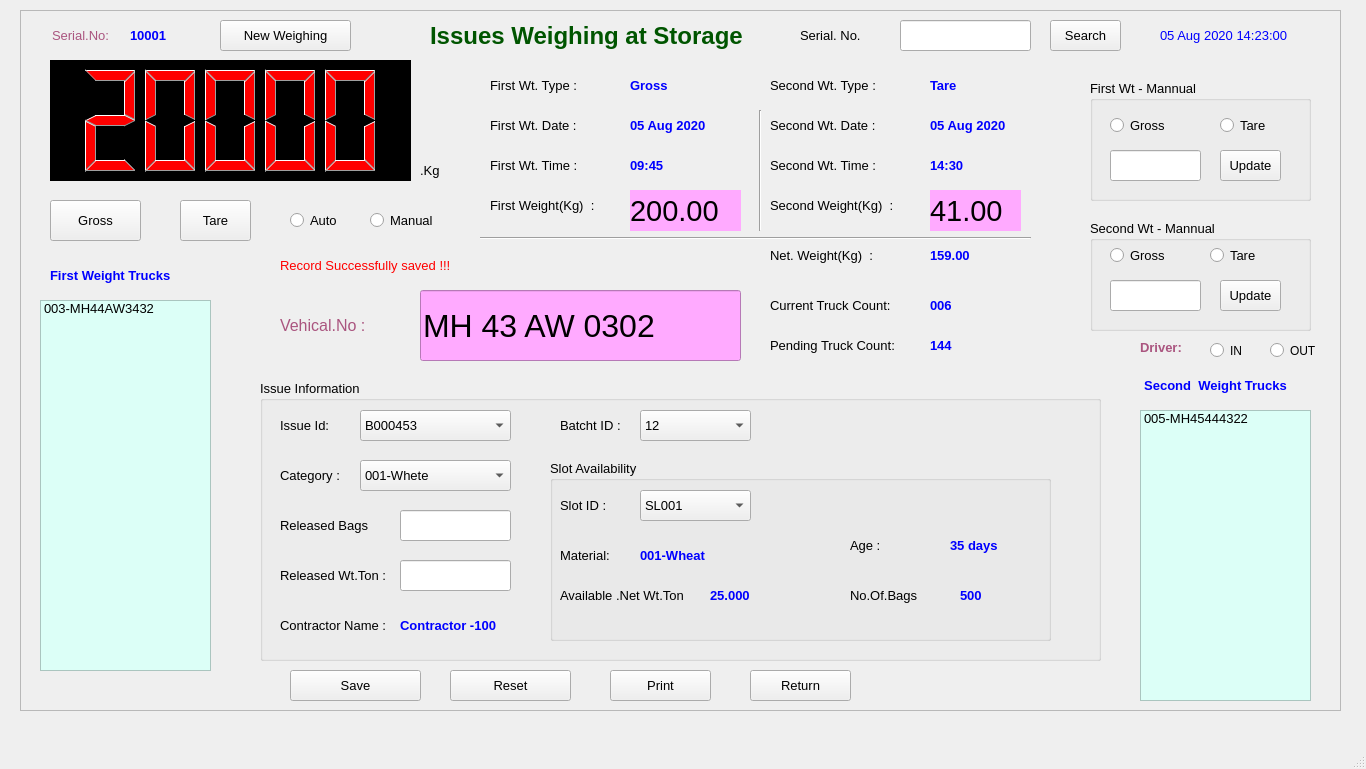
Old version of the form FCI/ui/fci_03i_weighing_storage_issues.ui in the repository sanjaymanegit/testRepo.
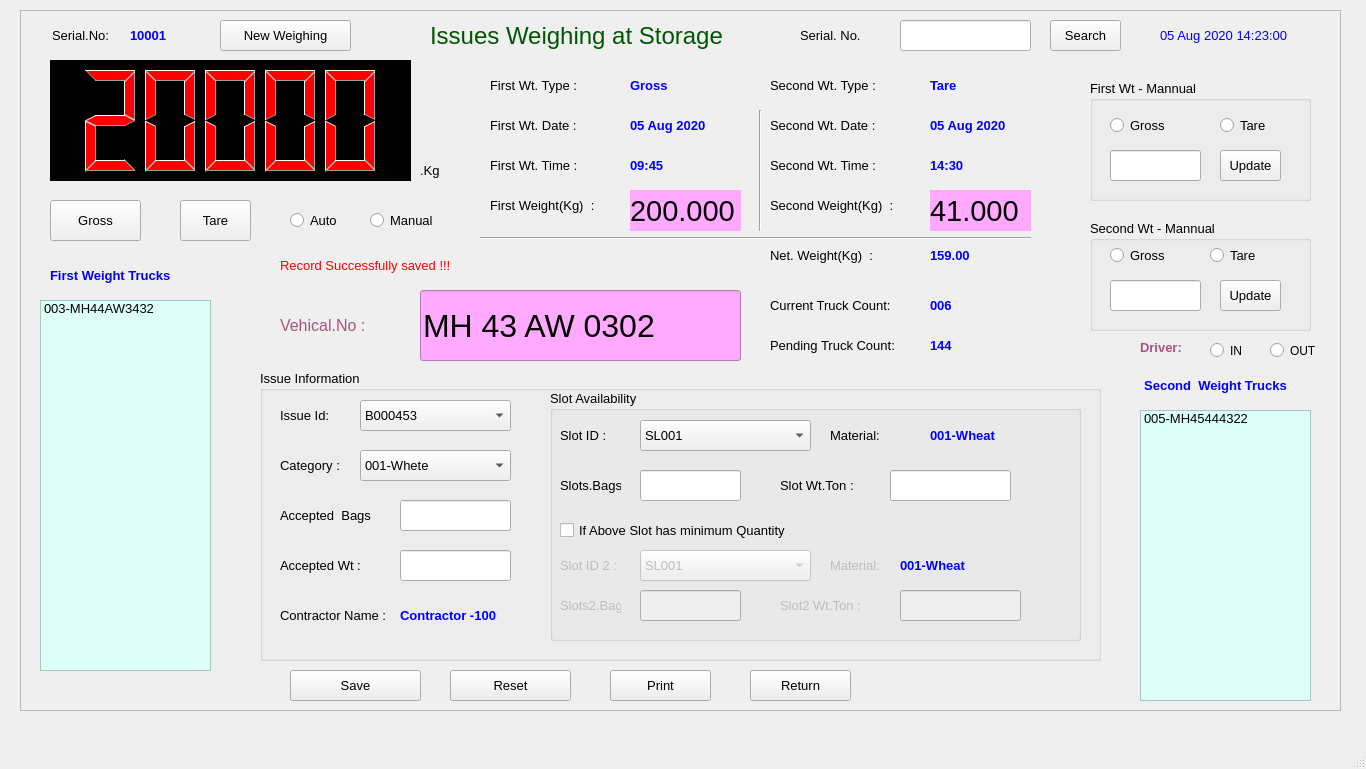
New version of the form.

```diff
--- a/FCI/ui/fci_03i_weighing_storage_issues.ui
+++ b/FCI/ui/fci_03i_weighing_storage_issues.ui
@@ -146,7 +146,7 @@
       </font>
      </property>
      <property name="styleSheet">
-      <string notr="true">color: rgb(170, 85, 127);</string>
+      <string notr="true"/>
      </property>
      <property name="text">
       <string>Serial.No:</string>
@@ -756,7 +756,7 @@
       <string notr="true">background-color: rgb(255, 170, 255);</string>
      </property>
      <property name="text">
-      <string>200.00</string>
+      <string>200.000</string>
      </property>
      <property name="alignment">
       <set>Qt::AlignLeading|Qt::AlignLeft|Qt::AlignVCenter</set>
@@ -963,7 +963,7 @@
       <rect>
        <x>910</x>
        <y>180</y>
-       <width>91</width>
+       <width>101</width>
        <height>41</height>
       </rect>
      </property>
@@ -980,7 +980,7 @@
       <string notr="true">background-color: rgb(255, 170, 255);</string>
      </property>
      <property name="text">
-      <string>41.00</string>
+      <string>41.000</string>
      </property>
      <property name="alignment">
       <set>Qt::AlignLeading|Qt::AlignLeft|Qt::AlignVCenter</set>
@@ -1313,9 +1313,9 @@
      <property name="geometry">
       <rect>
        <x>240</x>
-       <y>370</y>
+       <y>360</y>
        <width>841</width>
-       <height>281</height>
+       <height>291</height>
       </rect>
      </property>
      <property name="font">
@@ -1505,7 +1505,7 @@
        <string notr="true"/>
       </property>
       <property name="text">
-       <string>Released Bags :</string>
+       <string>Accepted  Bags :</string>
       </property>
       <property name="alignment">
        <set>Qt::AlignLeading|Qt::AlignLeft|Qt::AlignVCenter</set>
@@ -1527,77 +1527,6 @@
        </font>
       </property>
      </widget>
-     <widget class="QLabel" name="label_56">
-      <property name="geometry">
-       <rect>
-        <x>300</x>
-        <y>30</y>
-        <width>61</width>
-        <height>31</height>
-       </rect>
-      </property>
-      <property name="font">
-       <font>
-        <family>MS Shell Dlg 2</family>
-        <pointsize>10</pointsize>
-        <weight>50</weight>
-        <bold>false</bold>
-        <underline>false</underline>
-       </font>
-      </property>
-      <property name="styleSheet">
-       <string notr="true"/>
-      </property>
-      <property name="text">
-       <string>Batcht ID :</string>
-      </property>
-      <property name="alignment">
-       <set>Qt::AlignLeading|Qt::AlignLeft|Qt::AlignVCenter</set>
-      </property>
-     </widget>
-     <widget class="QComboBox" name="comboBox_3">
-      <property name="geometry">
-       <rect>
-        <x>380</x>
-        <y>30</y>
-        <width>111</width>
-        <height>31</height>
-       </rect>
-      </property>
-      <item>
-       <property name="text">
-        <string>12</string>
-       </property>
-      </item>
-     </widget>
-     <widget class="QLabel" name="label_60">
-      <property name="geometry">
-       <rect>
-        <x>20</x>
-        <y>180</y>
-        <width>121</width>
-        <height>31</height>
-       </rect>
-      </property>
-      <property name="font">
-       <font>
-        <family>MS Shell Dlg 2</family>
-        <pointsize>10</pointsize>
-        <weight>50</weight>
-        <bold>false</bold>
-        <underline>false</underline>
-       </font>
-      </property>
-      <property name="styleSheet">
-       <string notr="true"/>
-      </property>
-      <property name="text">
-       <string>Released Wt.Ton :</string>
-      </property>
-      <property name="alignment">
-       <set>Qt::AlignLeading|Qt::AlignLeft|Qt::AlignVCenter</set>
-      </property>
-     </widget>
      <widget class="QLineEdit" name="lineEdit_5">
       <property name="geometry">
        <rect>
@@ -1618,9 +1547,9 @@
       <property name="geometry">
        <rect>
         <x>290</x>
-        <y>80</y>
-        <width>501</width>
-        <height>181</height>
+        <y>20</y>
+        <width>531</width>
+        <height>251</height>
        </rect>
       </property>
       <property name="title">
@@ -1659,7 +1588,7 @@
         <rect>
          <x>90</x>
          <y>30</y>
-         <width>111</width>
+         <width>171</width>
          <height>31</height>
         </rect>
        </property>
@@ -1677,8 +1606,8 @@
       <widget class="QLabel" name="label_57">
        <property name="geometry">
         <rect>
-         <x>10</x>
-         <y>80</y>
+         <x>280</x>
+         <y>30</y>
          <width>61</width>
          <height>31</height>
         </rect>
@@ -1705,8 +1634,8 @@
       <widget class="QLabel" name="label_46">
        <property name="geometry">
         <rect>
-         <x>90</x>
-         <y>80</y>
+         <x>380</x>
+         <y>30</y>
          <width>121</width>
          <height>31</height>
         </rect>
@@ -1730,39 +1659,153 @@
         <set>Qt::AlignLeading|Qt::AlignLeft|Qt::AlignVCenter</set>
        </property>
       </widget>
+      <widget class="QLabel" name="label_64">
+       <property name="geometry">
+        <rect>
+         <x>10</x>
+         <y>80</y>
+         <width>61</width>
+         <height>31</height>
+        </rect>
+       </property>
+       <property name="font">
+        <font>
+         <family>MS Shell Dlg 2</family>
+         <pointsize>10</pointsize>
+         <weight>50</weight>
+         <bold>false</bold>
+         <underline>false</underline>
+        </font>
+       </property>
+       <property name="styleSheet">
+        <string notr="true"/>
+       </property>
+       <property name="text">
+        <string>Slots.Bags.</string>
+       </property>
+       <property name="alignment">
+        <set>Qt::AlignLeading|Qt::AlignLeft|Qt::AlignVCenter</set>
+       </property>
+      </widget>
+      <widget class="QLabel" name="label_60">
+       <property name="geometry">
+        <rect>
+         <x>230</x>
+         <y>80</y>
+         <width>91</width>
+         <height>31</height>
+        </rect>
+       </property>
+       <property name="font">
+        <font>
+         <family>MS Shell Dlg 2</family>
+         <pointsize>10</pointsize>
+         <weight>50</weight>
+         <bold>false</bold>
+         <underline>false</underline>
+        </font>
+       </property>
+       <property name="styleSheet">
+        <string notr="true"/>
+       </property>
+       <property name="text">
+        <string>Slot Wt.Ton :</string>
+       </property>
+       <property name="alignment">
+        <set>Qt::AlignLeading|Qt::AlignLeft|Qt::AlignVCenter</set>
+       </property>
+      </widget>
+      <widget class="QLineEdit" name="lineEdit_10">
+       <property name="geometry">
+        <rect>
+         <x>340</x>
+         <y>80</y>
+         <width>121</width>
+         <height>31</height>
+        </rect>
+       </property>
+       <property name="font">
+        <font>
+         <family>MS Shell Dlg 2</family>
+         <pointsize>10</pointsize>
+        </font>
+       </property>
+      </widget>
+      <widget class="QCheckBox" name="checkBox">
+       <property name="geometry">
+        <rect>
+         <x>10</x>
+         <y>130</y>
+         <width>251</width>
+         <height>21</height>
+        </rect>
+       </property>
+       <property name="text">
+        <string>If Above Slot has minimum Quantity</string>
+       </property>
+      </widget>
+      <widget class="QLabel" name="label_56">
+       <property name="enabled">
+        <bool>false</bool>
+       </property>
+       <property name="geometry">
+        <rect>
+         <x>10</x>
+         <y>160</y>
+         <width>61</width>
+         <height>31</height>
+        </rect>
+       </property>
+       <property name="font">
+        <font>
+         <family>MS Shell Dlg 2</family>
+         <pointsize>10</pointsize>
+         <weight>50</weight>
+         <bold>false</bold>
+         <underline>false</underline>
+        </font>
+       </property>
+       <property name="styleSheet">
+        <string notr="true"/>
+       </property>
+       <property name="text">
+        <string>Slot ID 2 :</string>
+       </property>
+       <property name="alignment">
+        <set>Qt::AlignLeading|Qt::AlignLeft|Qt::AlignVCenter</set>
+       </property>
+      </widget>
+      <widget class="QComboBox" name="comboBox_5">
+       <property name="enabled">
+        <bool>false</bool>
+       </property>
+       <property name="geometry">
+        <rect>
+         <x>90</x>
+         <y>160</y>
+         <width>171</width>
+         <height>31</height>
+        </rect>
+       </property>
+       <item>
+        <property name="text">
+         <string>SL001</string>
+        </property>
+       </item>
+       <item>
+        <property name="text">
+         <string>SL002</string>
+        </property>
+       </item>
+      </widget>
       <widget class="QLabel" name="label_61">
-       <property name="geometry">
-        <rect>
-         <x>300</x>
-         <y>120</y>
-         <width>71</width>
-         <height>31</height>
-        </rect>
+       <property name="enabled">
+        <bool>false</bool>
        </property>
-       <property name="font">
-        <font>
-         <family>MS Shell Dlg 2</family>
-         <pointsize>10</pointsize>
-         <weight>50</weight>
-         <bold>false</bold>
-         <underline>false</underline>
-        </font>
-       </property>
-       <property name="styleSheet">
-        <string notr="true"/>
-       </property>
-       <property name="text">
-        <string>No.Of.Bags</string>
-       </property>
-       <property name="alignment">
-        <set>Qt::AlignLeading|Qt::AlignLeft|Qt::AlignVCenter</set>
-       </property>
-      </widget>
-      <widget class="QLabel" name="label_49">
        <property name="geometry">
         <rect>
-         <x>410</x>
-         <y>120</y>
+         <x>280</x>
+         <y>160</y>
          <width>61</width>
          <height>31</height>
         </rect>
@@ -1771,34 +1814,6 @@
         <font>
          <family>MS Shell Dlg 2</family>
          <pointsize>10</pointsize>
-         <weight>75</weight>
-         <bold>true</bold>
-         <underline>false</underline>
-        </font>
-       </property>
-       <property name="styleSheet">
-        <string notr="true">color: rgb(0, 0, 255);</string>
-       </property>
-       <property name="text">
-        <string>500</string>
-       </property>
-       <property name="alignment">
-        <set>Qt::AlignLeading|Qt::AlignLeft|Qt::AlignVCenter</set>
-       </property>
-      </widget>
-      <widget class="QLabel" name="label_62">
-       <property name="geometry">
-        <rect>
-         <x>10</x>
-         <y>120</y>
-         <width>141</width>
-         <height>31</height>
-        </rect>
-       </property>
-       <property name="font">
-        <font>
-         <family>MS Shell Dlg 2</family>
-         <pointsize>10</pointsize>
          <weight>50</weight>
          <bold>false</bold>
          <underline>false</underline>
@@ -1808,17 +1823,20 @@
         <string notr="true"/>
        </property>
        <property name="text">
-        <string>Available .Net Wt.Ton</string>
+        <string>Material:</string>
        </property>
        <property name="alignment">
         <set>Qt::AlignLeading|Qt::AlignLeft|Qt::AlignVCenter</set>
        </property>
       </widget>
       <widget class="QLabel" name="label_50">
+       <property name="enabled">
+        <bool>false</bool>
+       </property>
        <property name="geometry">
         <rect>
-         <x>160</x>
-         <y>120</y>
+         <x>350</x>
+         <y>160</y>
          <width>121</width>
          <height>31</height>
         </rect>
@@ -1836,18 +1854,21 @@
         <string notr="true">color: rgb(0, 0, 255);</string>
        </property>
        <property name="text">
-        <string>25.000</string>
+        <string>001-Wheat</string>
        </property>
        <property name="alignment">
         <set>Qt::AlignLeading|Qt::AlignLeft|Qt::AlignVCenter</set>
        </property>
       </widget>
-      <widget class="QLabel" name="label_63">
+      <widget class="QLabel" name="label_65">
+       <property name="enabled">
+        <bool>false</bool>
+       </property>
        <property name="geometry">
         <rect>
-         <x>300</x>
-         <y>70</y>
-         <width>71</width>
+         <x>10</x>
+         <y>200</y>
+         <width>61</width>
          <height>31</height>
         </rect>
        </property>
@@ -1864,18 +1885,21 @@
         <string notr="true"/>
        </property>
        <property name="text">
-        <string>Age :</string>
+        <string>Slots2.Bags.</string>
        </property>
        <property name="alignment">
         <set>Qt::AlignLeading|Qt::AlignLeft|Qt::AlignVCenter</set>
        </property>
       </widget>
-      <widget class="QLabel" name="label_52">
+      <widget class="QLineEdit" name="lineEdit_11">
+       <property name="enabled">
+        <bool>false</bool>
+       </property>
        <property name="geometry">
         <rect>
-         <x>400</x>
-         <y>70</y>
-         <width>81</width>
+         <x>90</x>
+         <y>200</y>
+         <width>101</width>
          <height>31</height>
         </rect>
        </property>
@@ -1883,21 +1907,103 @@
         <font>
          <family>MS Shell Dlg 2</family>
          <pointsize>10</pointsize>
-         <weight>75</weight>
-         <bold>true</bold>
+        </font>
+       </property>
+      </widget>
+      <widget class="QLabel" name="label_62">
+       <property name="enabled">
+        <bool>false</bool>
+       </property>
+       <property name="geometry">
+        <rect>
+         <x>230</x>
+         <y>200</y>
+         <width>91</width>
+         <height>31</height>
+        </rect>
+       </property>
+       <property name="font">
+        <font>
+         <family>MS Shell Dlg 2</family>
+         <pointsize>10</pointsize>
+         <weight>50</weight>
+         <bold>false</bold>
          <underline>false</underline>
         </font>
        </property>
        <property name="styleSheet">
-        <string notr="true">color: rgb(0, 0, 255);</string>
+        <string notr="true"/>
        </property>
        <property name="text">
-        <string>35 days</string>
+        <string>Slot2 Wt.Ton :</string>
        </property>
        <property name="alignment">
         <set>Qt::AlignLeading|Qt::AlignLeft|Qt::AlignVCenter</set>
        </property>
       </widget>
+      <widget class="QLineEdit" name="lineEdit_12">
+       <property name="enabled">
+        <bool>false</bool>
+       </property>
+       <property name="geometry">
+        <rect>
+         <x>350</x>
+         <y>200</y>
+         <width>121</width>
+         <height>31</height>
+        </rect>
+       </property>
+       <property name="font">
+        <font>
+         <family>MS Shell Dlg 2</family>
+         <pointsize>10</pointsize>
+        </font>
+       </property>
+      </widget>
+      <widget class="QLineEdit" name="lineEdit_13">
+       <property name="geometry">
+        <rect>
+         <x>90</x>
+         <y>80</y>
+         <width>101</width>
+         <height>31</height>
+        </rect>
+       </property>
+       <property name="font">
+        <font>
+         <family>MS Shell Dlg 2</family>
+         <pointsize>10</pointsize>
+        </font>
+       </property>
+      </widget>
+     </widget>
+     <widget class="QLabel" name="label_49">
+      <property name="geometry">
+       <rect>
+        <x>20</x>
+        <y>180</y>
+        <width>91</width>
+        <height>31</height>
+       </rect>
+      </property>
+      <property name="font">
+       <font>
+        <family>MS Shell Dlg 2</family>
+        <pointsize>10</pointsize>
+        <weight>50</weight>
+        <bold>false</bold>
+        <underline>false</underline>
+       </font>
+      </property>
+      <property name="styleSheet">
+       <string notr="true"/>
+      </property>
+      <property name="text">
+       <string>Accepted Wt :</string>
+      </property>
+      <property name="alignment">
+       <set>Qt::AlignLeading|Qt::AlignLeft|Qt::AlignVCenter</set>
+      </property>
      </widget>
     </widget>
     <widget class="QLabel" name="label_58">
@@ -1913,8 +2019,8 @@
       <font>
        <family>MS Sans Serif</family>
        <pointsize>18</pointsize>
-       <weight>75</weight>
-       <bold>true</bold>
+       <weight>50</weight>
+       <bold>false</bold>
        <underline>false</underline>
       </font>
      </property>
@@ -2123,7 +2229,7 @@
       <rect>
        <x>260</x>
        <y>240</y>
-       <width>321</width>
+       <width>311</width>
        <height>31</height>
       </rect>
      </property>
```
Left out of the diff: 32 changed lines with no effect on the pictures.
